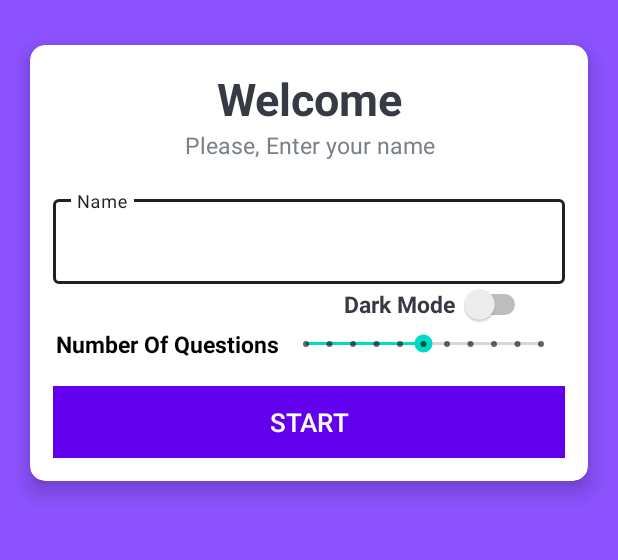
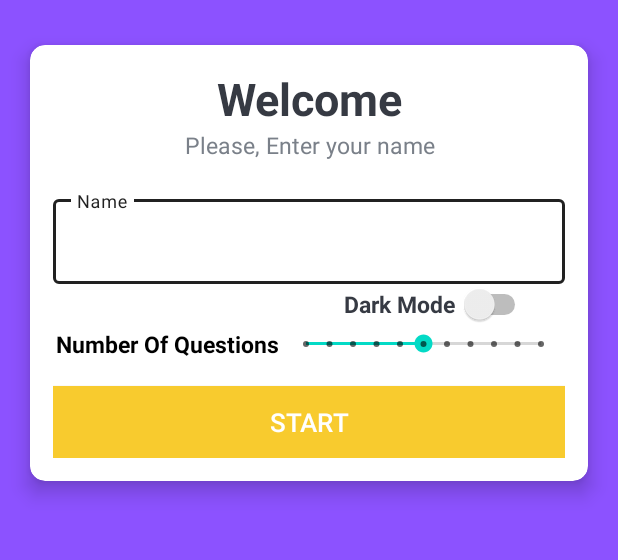
Before and after one commit to MohamedMetwalli5/QuizAtshi, an Android app: the screen it shows after launch (MainActivity), on a phone screen of 412 x 824 dp, the part 404-964 px from its top. Run offline under Robolectric (Android 15) with nearby library versions, the phone set to English and light mode, and no system bars.

Commit message:
Edited the button color

```diff
--- a/app/src/main/res/layout/activity_main.xml
+++ b/app/src/main/res/layout/activity_main.xml
@@ -176,7 +176,7 @@
                 android:layout_width="match_parent"
                 android:layout_height="wrap_content"
                 android:layout_marginTop="15dp"
-                android:background="@color/design_default_color_primary"
+                android:background="#F8CB2E"
                 android:text="Start"
                 android:textSize="17sp"
                 android:textColor="@android:color/white"
```
